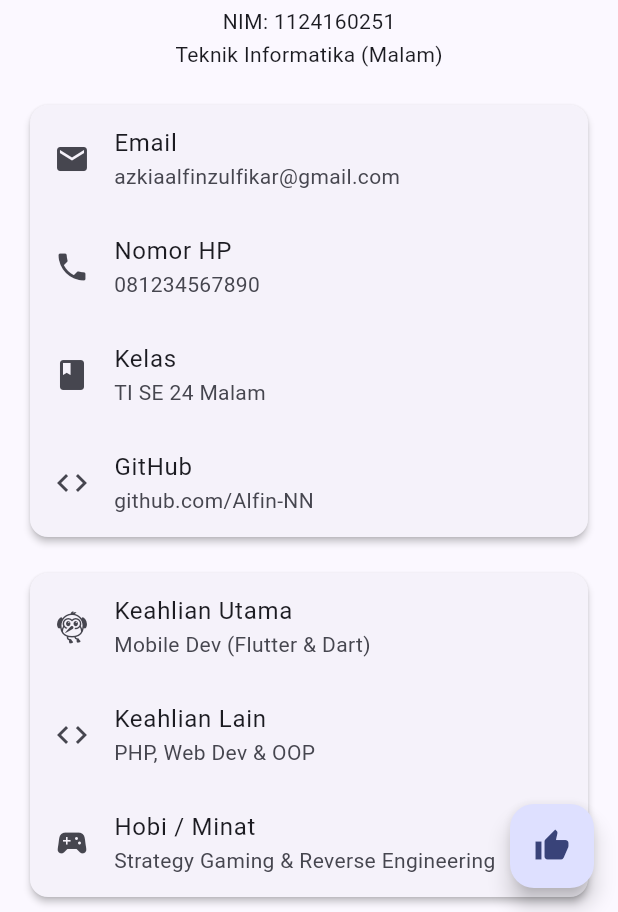
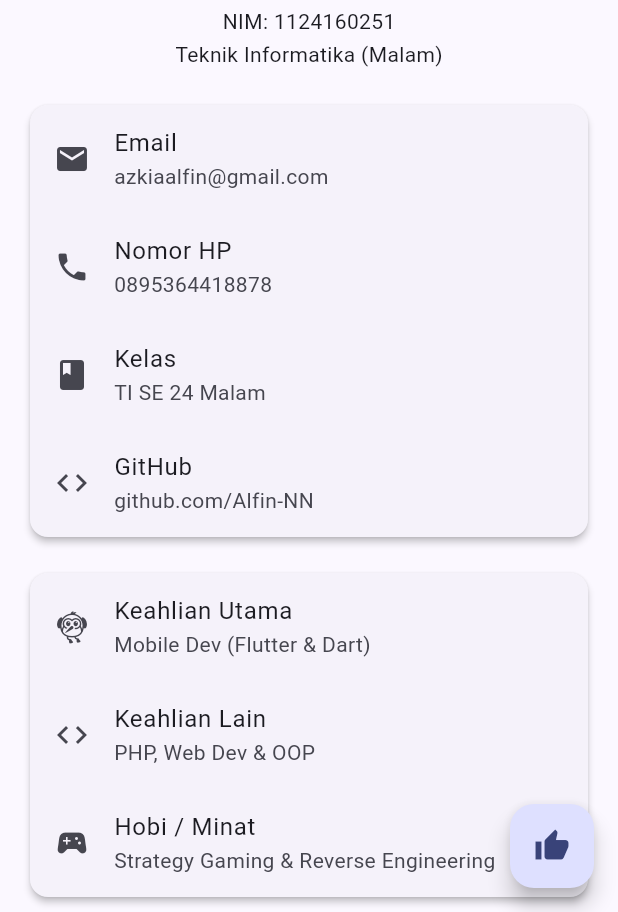
Before and after one commit to Alfin-NN/tumbal-proyek, a Flutter app: the ProfilePage screen opened directly, on a phone screen of 412 x 824 dp, the part 324-1236 px from its top. Run offline on Flutter 3.47's test engine with Material 3 defaults, Android fonts, the phone set to English and light mode, and no system bars.

Commit message:
refactor(soal1): perbarui data kontak email dan nomor handphone

```diff
--- a/soal1-live-coding/lib/main.dart
+++ b/soal1-live-coding/lib/main.dart
@@ -65,7 +65,7 @@ class DashboardPage extends StatelessWidget {
           children: [
             const UserAccountsDrawerHeader(
               accountName: Text('Azkia Alfin Zulfikar'),
-              accountEmail: Text('azkiaalfinzulfikar@gmail.com'),
+              accountEmail: Text('azkiaalfin@gmail.com'),
               currentAccountPicture: CircleAvatar(
                 child: Icon(Icons.person, size: 40),
               ),
@@ -185,7 +185,7 @@ class ProfilePage extends StatelessWidget {
           children: [
             const UserAccountsDrawerHeader(
               accountName: Text('Azkia Alfin Zulfikar'),
-              accountEmail: Text('azkiaalfinzulfikar@gmail.com'),
+              accountEmail: Text('azkiaalfin@gmail.com'),
               currentAccountPicture: CircleAvatar(
                 child: Icon(Icons.person, size: 40),
               ),
@@ -249,12 +249,12 @@ class ProfilePage extends StatelessWidget {
                       InfoTile(
                         icon: Icons.email,
                         label: 'Email',
-                        value: 'azkiaalfinzulfikar@gmail.com',
+                        value: 'azkiaalfin@gmail.com',
                       ),
                       InfoTile(
                         icon: Icons.phone,
                         label: 'Nomor HP',
-                        value: '081234567890',
+                        value: '0895364418878',
                       ),
                       InfoTile(
                         icon: Icons.class_,
```
